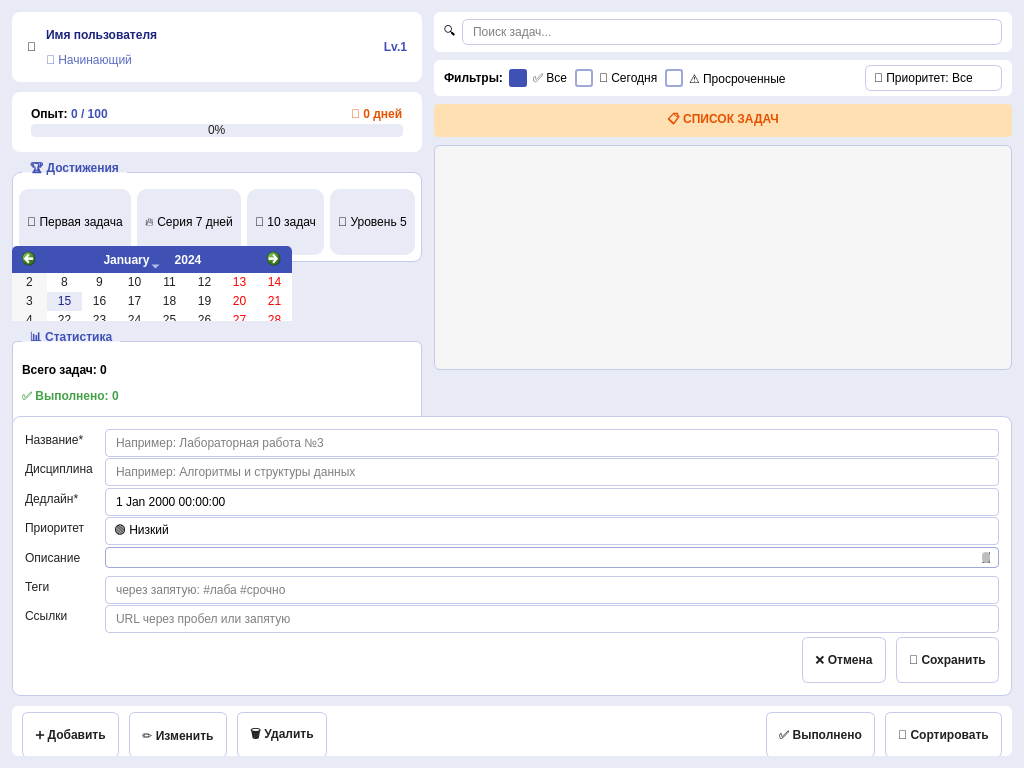
This is src/view/taskplanner.ui in 15446-rus75/TaskPlanner as Qt 5 draws it before an edit. The edited form follows.
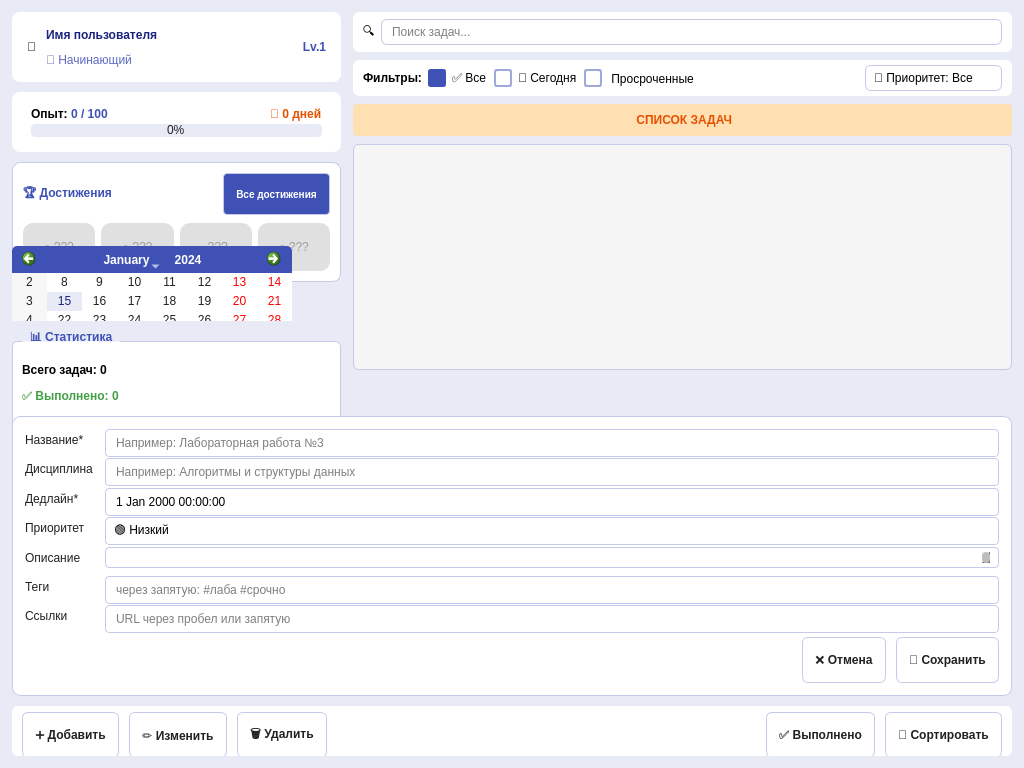
This is the edited form.

```diff
--- a/src/view/taskplanner.ui
+++ b/src/view/taskplanner.ui
@@ -250,17 +250,31 @@
     margin-right: 8px;
 }
 
-/* Стили для формы создания задачи */
-QFrame#frameTaskForm,
+QFrame#frameTaskForm {
+    background-color: #ffffff;
+    border: 1px solid #c5cae9;
+    border-radius: 8px;
+}
+QFrame#frameTaskForm QLabel {
+    color: #212121;
+}
 QFrame#frameTaskForm QLineEdit,
 QFrame#frameTaskForm QTextEdit,
 QFrame#frameTaskForm QDateTimeEdit,
 QFrame#frameTaskForm QComboBox {
     background-color: #ffffff;
     color: #000000;
+    border: 1px solid #c5cae9;
+    border-radius: 4px;
+    padding: 4px 8px;
 }
-QFrame#frameTaskForm QLabel {
+QFrame#frameTaskForm QPushButton {
+    background-color: #ffffff;
     color: #212121;
+    border: 1px solid #c5cae9;
+    border-radius: 6px;
+    padding: 6px 12px;
+    font-weight: bold;
 }
    </string>
   </property>
@@ -483,39 +497,84 @@
          </widget>
         </item>
         <item>
-         <widget class="QGroupBox" name="groupBoxAchievements">
-          <property name="title">
+         <widget class="QFrame" name="frameAchievements">
+          <property name="minimumSize">
+           <size>
+            <width>0</width>
+            <height>120</height>
+           </size>
+          </property>
+          <property name="styleSheet">
+           <string notr="true">QFrame#frameAchievements { background-color: #ffffff; border-radius: 8px; border: 1px solid #c5cae9; }</string>
+          </property>
+          <layout class="QVBoxLayout" name="verticalLayoutAchievements">
+           <property name="spacing">
+            <number>8</number>
+           </property>
+           <property name="leftMargin">
+            <number>10</number>
+           </property>
+           <property name="topMargin">
+            <number>10</number>
+           </property>
+           <property name="rightMargin">
+            <number>10</number>
+           </property>
+           <property name="bottomMargin">
+            <number>10</number>
+           </property>
+           <item>
+            <layout class="QHBoxLayout" name="horizontalLayoutAchievementsHeader">
+             <item>
+              <widget class="QLabel" name="labelAchievementsTitle">
+               <property name="text">
            <string>🏆 Достижения</string>
           </property>
-          <property name="minimumSize">
+               <property name="font">
+                <font>
+                 <pointsize>11</pointsize>
+                 <bold>true</bold>
+                </font>
+               </property>
+               <property name="styleSheet">
+                <string notr="true">color: #3f51b5;</string>
+               </property>
+              </widget>
+             </item>
+             <item>
+              <spacer name="horizontalSpacerAchievements">
+               <property name="orientation">
+                <enum>Qt::Horizontal</enum>
+               </property>
+               <property name="sizeHint" stdset="0">
            <size>
-            <width>0</width>
-            <height>100</height>
-           </size>
-          </property>
+                 <width>40</width>
+                 <height>20</height>
+                </size>
+               </property>
+              </spacer>
+             </item>
+             <item>
+              <widget class="QPushButton" name="btnViewAchievements">
+               <property name="text">
+                <string>Все достижения</string>
+               </property>
           <property name="styleSheet">
-           <string notr="true">QGroupBox { background-color: #ffffff; border-radius: 8px; margin-top: 10px; padding-top: 10px; border: 1px solid #c5cae9; } QGroupBox::title { color: #3f51b5; left: 10px; padding: 0 6px; }</string>
-          </property>
+                <string notr="true">background-color: #3f51b5; color: #ffffff; border-radius: 4px; padding: 4px 12px; font-size: 10px;</string>
+               </property>
+              </widget>
+             </item>
+            </layout>
+           </item>
+           <item>
           <layout class="QHBoxLayout" name="horizontalLayoutAchievements">
            <property name="spacing">
             <number>6</number>
            </property>
-           <property name="leftMargin">
-            <number>6</number>
-           </property>
-           <property name="topMargin">
-            <number>6</number>
-           </property>
-           <property name="rightMargin">
-            <number>6</number>
-           </property>
-           <property name="bottomMargin">
-            <number>6</number>
-           </property>
            <item>
             <widget class="QLabel" name="achievement1">
              <property name="text">
-              <string>🎯 Первая задача</string>
+                <string>🔒 ???</string>
              </property>
              <property name="font">
               <font>
@@ -523,7 +582,7 @@
               </font>
              </property>
              <property name="styleSheet">
-              <string notr="true">background-color: #e8eaf6; border-radius: 10px; padding: 4px 8px;</string>
+                <string notr="true">background-color: #e0e0e0; border-radius: 10px; padding: 4px 8px; color: #9e9e9e;</string>
              </property>
              <property name="alignment">
               <set>Qt::AlignCenter</set>
@@ -536,7 +595,7 @@
            <item>
             <widget class="QLabel" name="achievement2">
              <property name="text">
-              <string>🔥 Серия 7 дней</string>
+                <string>🔒 ???</string>
              </property>
              <property name="font">
               <font>
@@ -544,7 +603,7 @@
               </font>
              </property>
              <property name="styleSheet">
-              <string notr="true">background-color: #e8eaf6; border-radius: 10px; padding: 4px 8px;</string>
+                <string notr="true">background-color: #e0e0e0; border-radius: 10px; padding: 4px 8px; color: #9e9e9e;</string>
              </property>
              <property name="alignment">
               <set>Qt::AlignCenter</set>
@@ -557,7 +616,7 @@
            <item>
             <widget class="QLabel" name="achievement3">
              <property name="text">
-              <string>💪 10 задач</string>
+                <string> ???</string>
              </property>
              <property name="font">
               <font>
@@ -565,7 +624,7 @@
               </font>
              </property>
              <property name="styleSheet">
-              <string notr="true">background-color: #e8eaf6; border-radius: 10px; padding: 4px 8px;</string>
+                <string notr="true">background-color: #e0e0e0; border-radius: 10px; padding: 4px 8px; color: #9e9e9e;</string>
              </property>
              <property name="alignment">
               <set>Qt::AlignCenter</set>
@@ -578,7 +637,7 @@
            <item>
             <widget class="QLabel" name="achievement4">
              <property name="text">
-              <string>🏅 Уровень 5</string>
+                <string>🔒 ???</string>
              </property>
              <property name="font">
               <font>
@@ -586,15 +645,14 @@
               </font>
              </property>
              <property name="styleSheet">
-              <string notr="true">background-color: #e8eaf6; border-radius: 10px; padding: 4px 8px;</string>
+                <string notr="true">background-color: #e0e0e0; border-radius: 10px; padding: 4px 8px; color: #9e9e9e;</string>
              </property>
              <property name="alignment">
               <set>Qt::AlignCenter</set>
              </property>
-             <property name="toolTip">
-              <string>Достигните 5 уровня</string>
-             </property>
-            </widget>
+              </widget>
+             </item>
+            </layout>
            </item>
           </layout>
          </widget>
@@ -787,7 +845,7 @@
            <item>
             <widget class="QCheckBox" name="checkBoxOverdue">
              <property name="text">
-              <string>⚠️ Просроченные</string>
+              <string>️ Просроченные</string>
              </property>
             </widget>
            </item>
@@ -843,7 +901,7 @@
            <string notr="true">background-color: #ffe0b2; color: #e65100; border-radius: 4px; padding: 6px; font-weight: bold; font-size: 12px;</string>
           </property>
           <property name="text">
-           <string>📋 СПИСОК ЗАДАЧ</string>
+           <string> СПИСОК ЗАДАЧ</string>
           </property>
           <property name="alignment">
            <set>Qt::AlignCenter</set>
```
Left out of the diff: 17 changed lines with no effect on the pictures. Lines whose indentation alone changed are shown as unchanged.
